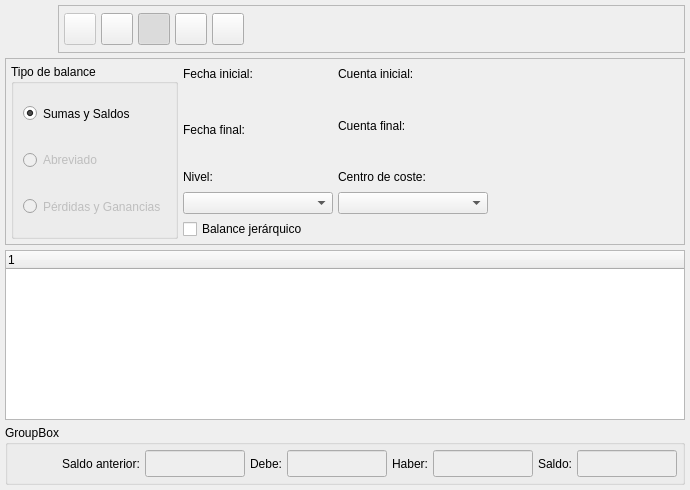
eboladev/Bulmages-1, file bulmages/bulmacont/src/contabilidad/balancebase.ui: the form before one commit.
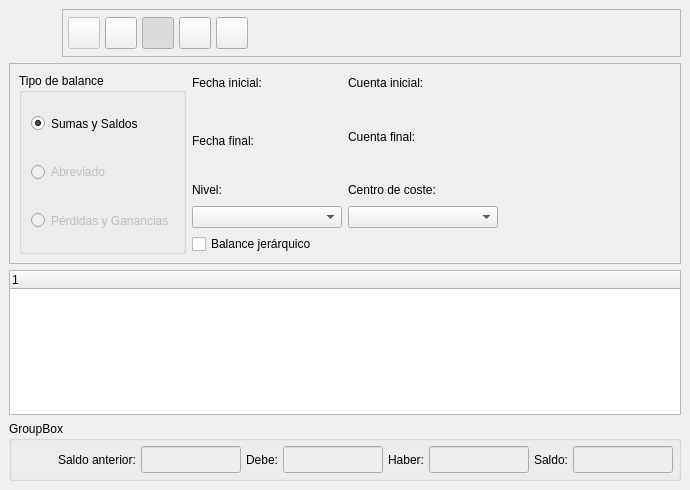
The form after the commit. Icons and pictures are not drawn. Custom widgets are drawn as their Qt base class.

Commit message: Arreglo algunos bugs. Cambio cosas en el listado de cuentas contables. Quito la forma de tratar los centros de coste en la pantalla de balanceview. Agrego comentarios a la clase empresa y quito algunos metodos obsoletos. Permito que el signo menos pueda ponerse en los campos de tipo float en bulmafact.

Patch:
```diff
--- a/bulmages/bulmacont/src/contabilidad/balancebase.ui
+++ b/bulmages/bulmacont/src/contabilidad/balancebase.ui
@@ -32,10 +32,10 @@
   </property>
   <layout class="QVBoxLayout" >
    <property name="margin" >
-    <number>5</number>
+    <number>9</number>
    </property>
    <property name="spacing" >
-    <number>5</number>
+    <number>6</number>
    </property>
    <item>
     <layout class="QHBoxLayout" >
@@ -341,11 +341,21 @@
      </property>
      <layout class="QGridLayout" >
       <property name="margin" >
-       <number>5</number>
+       <number>9</number>
       </property>
       <property name="spacing" >
-       <number>5</number>
+       <number>6</number>
       </property>
+      <item row="6" column="2" >
+       <widget class="BusquedaCCoste" name="mui_combocoste" >
+        <property name="minimumSize" >
+         <size>
+          <width>150</width>
+          <height>0</height>
+         </size>
+        </property>
+       </widget>
+      </item>
       <item row="6" column="3" >
        <spacer>
         <property name="orientation" >
@@ -353,7 +363,7 @@
         </property>
         <property name="sizeHint" >
          <size>
-          <width>241</width>
+          <width>261</width>
           <height>20</height>
          </size>
         </property>
@@ -395,16 +405,6 @@
         </property>
        </spacer>
       </item>
-      <item row="6" column="2" >
-       <widget class="QComboBox" name="combocoste" >
-        <property name="minimumSize" >
-         <size>
-          <width>150</width>
-          <height>0</height>
-         </size>
-        </property>
-       </widget>
-      </item>
       <item row="5" column="1" >
        <widget class="QLabel" name="textLabel1_2" >
         <property name="text" >
@@ -960,6 +960,11 @@
    <extends>QWidget</extends>
    <header>busquedacuenta.h</header>
   </customwidget>
+  <customwidget>
+   <class>BusquedaCCoste</class>
+   <extends>QComboBox</extends>
+   <header>busquedaccoste.h</header>
+  </customwidget>
  </customwidgets>
  <tabstops>
   <tabstop>mui_guardar</tabstop>
```
Left out of the diff: 1 changed line with no effect on the pictures. The commit also changes 16 other files.
